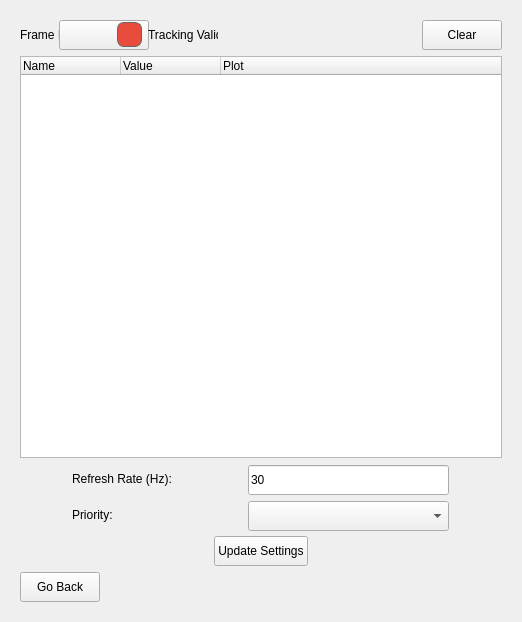
YevheniiKovryzhenko/KGroundControl, file src/mocap_manager.ui: the form before one commit.
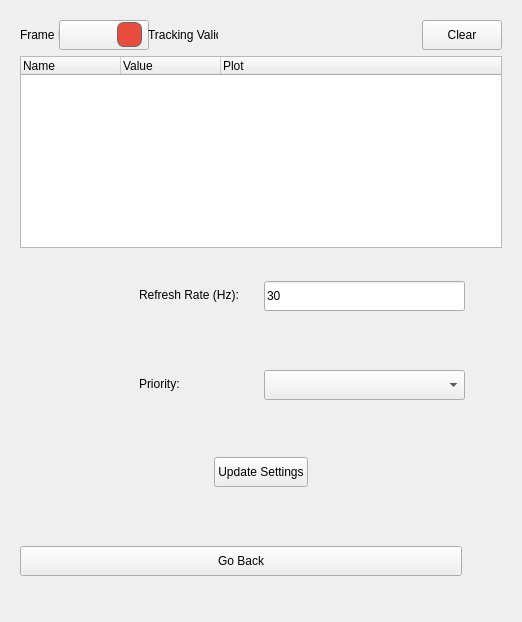
The form after the commit. The open tabs and pages were chosen to show the change.

Commit message: fixed mocap lag and added persistent settings for mocap

The edit to the form file:
```diff
--- a/src/mocap_manager.ui
+++ b/src/mocap_manager.ui
@@ -1023,52 +1023,45 @@
          </item>
         </layout>
        </item>
-    <item>
-     <layout class="QGridLayout" name="gridLayout_inspector">
-      <property name="horizontalSpacing">
-       <number>6</number>
-      </property>
-      <property name="verticalSpacing">
-       <number>6</number>
-      </property>
-      <item row="0" column="0">
-       <widget class="QTreeWidget" name="tree_mocap_detail">
-        <property name="sizePolicy">
-         <sizepolicy hsizetype="Expanding" vsizetype="Expanding">
-          <horstretch>0</horstretch>
-          <verstretch>0</verstretch>
-         </sizepolicy>
-        </property>
-        <property name="columnCount">
-         <number>3</number>
-        </property>
-        <column>
-         <property name="text">
-          <string>Name</string>
+       <item>
+        <layout class="QGridLayout" name="gridLayout_inspector">
+         <property name="spacing">
+          <number>6</number>
          </property>
-        </column>
-        <column>
-         <property name="text">
-          <string>Value</string>
-         </property>
-        </column>
-        <column>
-         <property name="text">
-          <string>Plot</string>
-         </property>
-        </column>
-       </widget>
-      </item>
-     </layout>
-    </item>
-       
+         <item row="0" column="0">
+          <widget class="QTreeWidget" name="tree_mocap_detail">
+           <property name="sizePolicy">
+            <sizepolicy hsizetype="Expanding" vsizetype="Expanding">
+             <horstretch>0</horstretch>
+             <verstretch>0</verstretch>
+            </sizepolicy>
+           </property>
+           <property name="columnCount">
+            <number>3</number>
+           </property>
+           <column>
+            <property name="text">
+             <string>Name</string>
+            </property>
+           </column>
+           <column>
+            <property name="text">
+             <string>Value</string>
+            </property>
+           </column>
+           <column>
+            <property name="text">
+             <string>Plot</string>
+            </property>
+           </column>
+          </widget>
+         </item>
+        </layout>
+       </item>
        <item>
         <layout class="QHBoxLayout" name="horizontalLayout_11">
          <item>
           <spacer name="horizontalSpacer_11">
-           <property name="orientation">
-            <enum>Qt::Orientation::Horizontal</enum>
-           </property>
            <property name="sizeHint" stdset="0">
             <size>
              <width>300</width>
@@ -1138,9 +1131,6 @@
          </item>
          <item>
           <spacer name="horizontalSpacer_12">
-           <property name="orientation">
-            <enum>Qt::Orientation::Horizontal</enum>
-           </property>
            <property name="sizeHint" stdset="0">
             <size>
              <width>300</width>
@@ -1155,9 +1145,6 @@
         <layout class="QHBoxLayout" name="horizontalLayout_12">
          <item>
           <spacer name="horizontalSpacer_13">
-           <property name="orientation">
-            <enum>Qt::Orientation::Horizontal</enum>
-           </property>
            <property name="sizeHint" stdset="0">
             <size>
              <width>300</width>
@@ -1227,9 +1214,6 @@
          </item>
          <item>
           <spacer name="horizontalSpacer_14">
-           <property name="orientation">
-            <enum>Qt::Orientation::Horizontal</enum>
-           </property>
            <property name="sizeHint" stdset="0">
             <size>
              <width>300</width>
@@ -1244,9 +1228,6 @@
         <layout class="QHBoxLayout" name="horizontalLayout_13">
          <item>
           <spacer name="horizontalSpacer_15">
-           <property name="orientation">
-            <enum>Qt::Orientation::Horizontal</enum>
-           </property>
            <property name="sizeHint" stdset="0">
             <size>
              <width>300</width>
@@ -1270,9 +1251,6 @@
          </item>
          <item>
           <spacer name="horizontalSpacer_16">
-           <property name="orientation">
-            <enum>Qt::Orientation::Horizontal</enum>
-           </property>
            <property name="sizeHint" stdset="0">
             <size>
              <width>300</width>
@@ -1301,9 +1279,6 @@
          </item>
          <item>
           <spacer name="horizontalSpacer_9">
-           <property name="orientation">
-            <enum>Qt::Orientation::Horizontal</enum>
-           </property>
            <property name="sizeHint" stdset="0">
             <size>
              <width>40</width>
```
Left out of the diff: 181 changed lines with no effect on the pictures. The commit also changes 10 other files.
